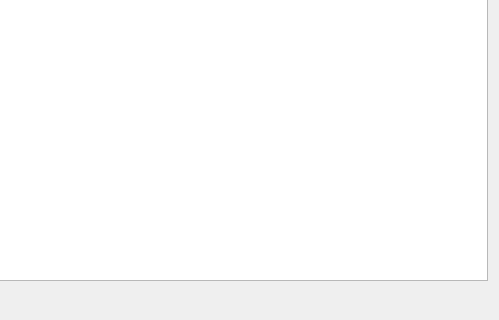
This is revenuewidget.ui in jwannamaker/CS1D_FastFoodProject as Qt 5 draws it before an edit; both pictures show x 288 to 787 and y 232 to 552 of the 787 by 552 pixel window. The edited form follows.
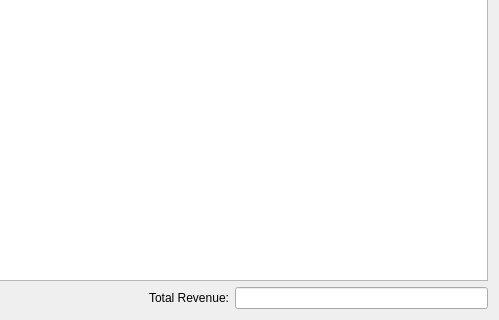
This is the edited form.

Commit message: Revenue Widget filled with revenue

What changed in the file:
```diff
--- a/revenuewidget.ui
+++ b/revenuewidget.ui
@@ -39,6 +39,24 @@
        </property>
       </spacer>
      </item>
+     <item>
+      <layout class="QHBoxLayout" name="horizontalLayout_2">
+       <item>
+        <widget class="QLabel" name="label">
+         <property name="text">
+          <string>Total Revenue:</string>
+         </property>
+        </widget>
+       </item>
+       <item>
+        <widget class="QLineEdit" name="totalRevenueLineEdit">
+         <property name="readOnly">
+          <bool>true</bool>
+         </property>
+        </widget>
+       </item>
+      </layout>
+     </item>
     </layout>
    </item>
   </layout>
```
Left out of the diff: 15 changed lines with no effect on the pictures. The commit also changes 8 other files.
